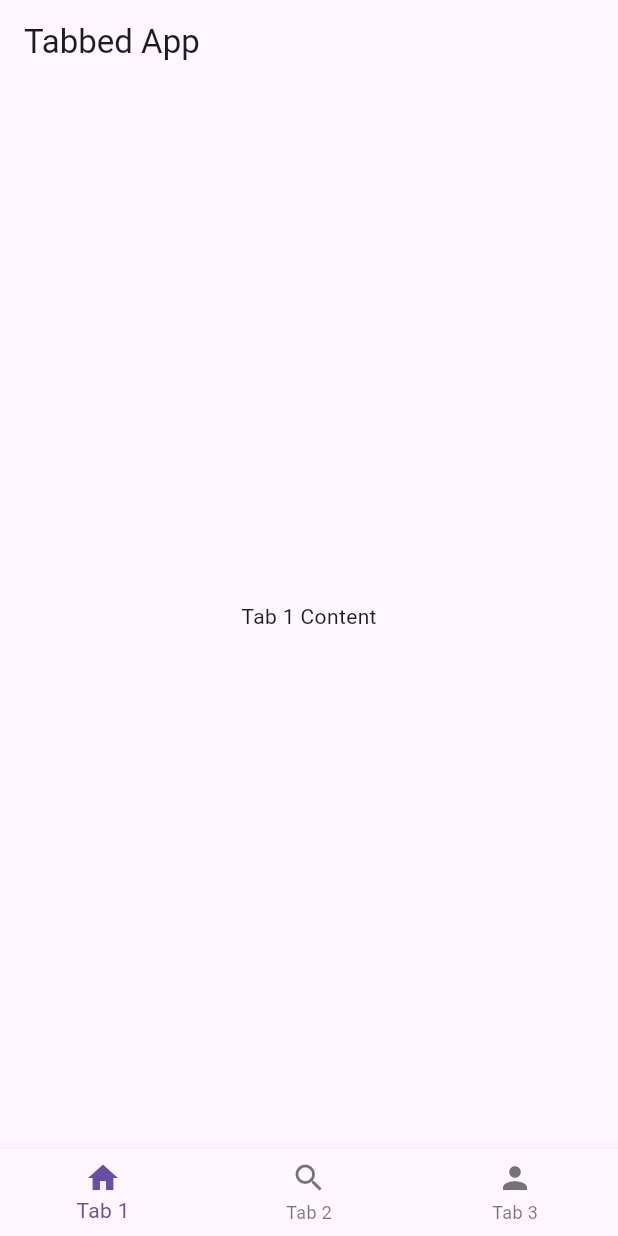
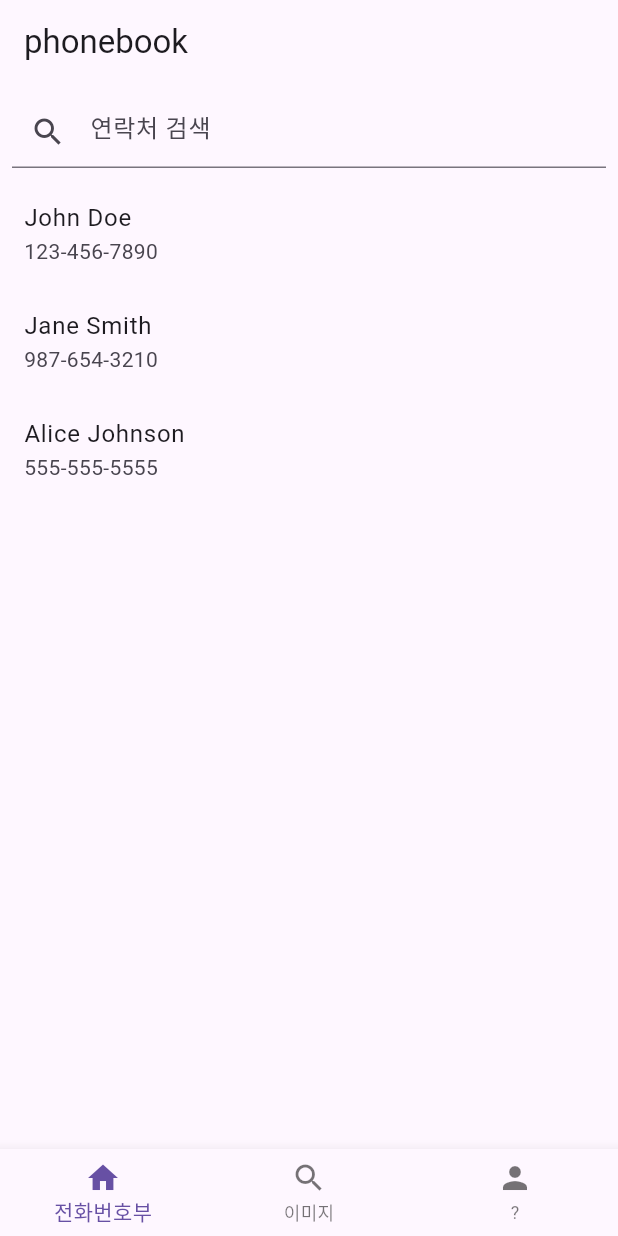
Before and after one commit to QuadeKang/madCampWeek1, a Flutter app: the screen it shows after launch, on a phone screen of 412 x 824 dp. Run offline on Flutter 3.47's test engine with Material 3 defaults, Android fonts, the phone set to English and light mode, and no system bars.

Commit message:
:sparkles: phonebook and search

```diff
--- a/src/tabapp/lib/main.dart
+++ b/src/tabapp/lib/main.dart
@@ -29,7 +29,7 @@ class _MyTabbedAppState extends State<MyTabbedApp> {
   Widget build(BuildContext context) {
     return Scaffold(
       appBar: AppBar(
-        title: Text('Tabbed App'),
+        title: Text('phonebook'),
       ),
       body: _tabs[_currentIndex],
       bottomNavigationBar: BottomNavigationBar(
@@ -39,18 +39,18 @@ class _MyTabbedAppState extends State<MyTabbedApp> {
             _currentIndex = index;
           });
         },
-        items: [
+        items: const [
           BottomNavigationBarItem(
             icon: Icon(Icons.home),
-            label: 'Tab 1',
+            label: '전화번호부',
           ),
           BottomNavigationBarItem(
             icon: Icon(Icons.search),
-            label: 'Tab 2',
+            label: '이미지',
           ),
           BottomNavigationBarItem(
             icon: Icon(Icons.person),
-            label: 'Tab 3',
+            label: '?',
           ),
         ],
       ),
@@ -58,14 +58,84 @@ class _MyTabbedAppState extends State<MyTabbedApp> {
   }
 }
 
-class Tab1 extends StatelessWidget {
+
+class Contact {
+  final String name;
+  final String phoneNumber;
+
+  Contact({required this.name, required this.phoneNumber});
+}
+
+class Tab1 extends StatefulWidget {
+  @override
+  _Tab1State createState() => _Tab1State();
+}
+
+class _Tab1State extends State<Tab1> {
+  final List<Contact> allContacts = [
+    Contact(name: 'John Doe', phoneNumber: '123-456-7890'),
+    Contact(name: 'Jane Smith', phoneNumber: '987-654-3210'),
+    Contact(name: 'Alice Johnson', phoneNumber: '555-555-5555'),
+    // 필요한 만큼 데이터를 추가할 수 있습니다.
+  ];
+
+  List<Contact> filteredContacts = [];
+
+  @override
+  void initState() {
+    super.initState();
+    // 초기에는 전체 연락처를 검색 결과로 설정
+    filteredContacts = allContacts;
+  }
+
+  // 검색 필드의 상태를 감지하고 검색 결과를 업데이트합니다.
+  void searchContacts(String query) {
+    setState(() {
+      filteredContacts = allContacts
+          .where((contact) =>
+          contact.name.toLowerCase().contains(query.toLowerCase()))
+          .toList();
+    });
+  }
+
   @override
   Widget build(BuildContext context) {
-    return Center(
-      child: Text('Tab 1 Content'),
+    return Column(
+      children: [
+        Padding(
+          padding: const EdgeInsets.all(8.0),
+          child: TextField(
+            onChanged: (value) {
+              searchContacts(value); // 검색 필드가 변경될 때 검색 수행
+            },
+            decoration: InputDecoration(
+              hintText: '연락처 검색', // 검색 필드 힌트
+              prefixIcon: Icon(Icons.search), // 검색 아이콘
+            ),
+          ),
+        ),
+        Expanded(
+          child: ListView.builder(
+            itemCount: filteredContacts.length, // 검색 결과 항목 수
+            itemBuilder: (context, index) {
+              final contact = filteredContacts[index];
+
+              return ListTile(
+                title: Text(contact.name),
+                subtitle: Text(contact.phoneNumber),
+                onTap: () {
+                  print('탭한 연락처: ${contact.name}');
+                },
+              );
+            },
+          ),
+        ),
+      ],
     );
   }
 }
+
+
 
 class Tab2 extends StatelessWidget {
   @override
```
